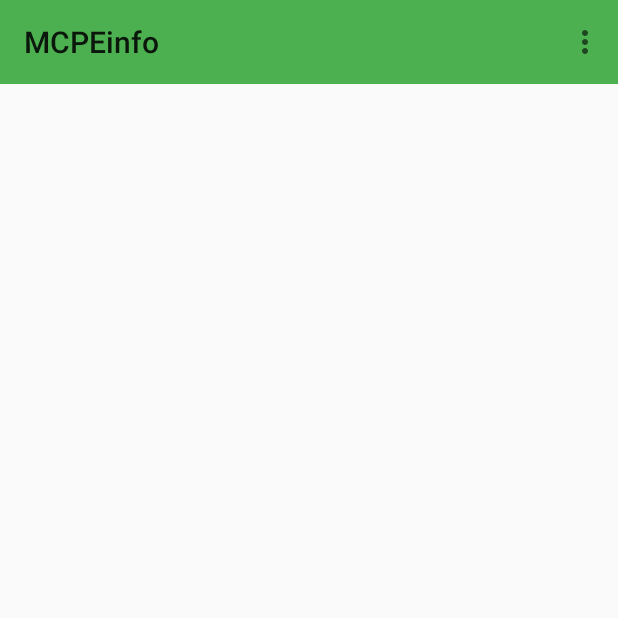
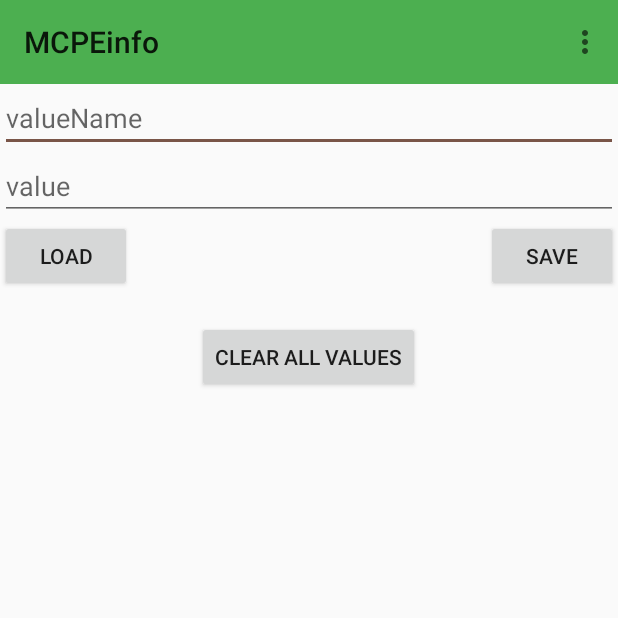
Before and after one commit to Bettehem/MCPEinfo, an Android app: the screen it shows after launch (MainActivity), on a phone screen of 412 x 824 dp, the top half of it. Run offline under Robolectric (Android 15) with nearby library versions, the phone set to English and light mode, and no system bars.

```diff
--- a/app/src/main/java/com/bettehem/mcpeinfo/MainActivity.java
+++ b/app/src/main/java/com/bettehem/mcpeinfo/MainActivity.java
@@ -22,11 +22,24 @@ import android.os.Bundle;
 import android.support.v7.widget.Toolbar;
 import android.view.Menu;
 import android.view.MenuItem;
+import android.view.View;
+import android.widget.Button;
+import android.widget.EditText;
+import android.widget.TextView;
+import android.widget.Toast;
 
 
 public class MainActivity extends ActionBarActivity {
 
     Toolbar toolbar;
+
+    //temporary values
+    SharedPreferencesSavingAndLoading.Saving saving;
+    SharedPreferencesSavingAndLoading.Loading loading;
+    SharedPreferencesSavingAndLoading.Deleting deleting;
+    TextView textView;
+    EditText valueNameInput, valueInput;
+    Button save, load, clear;
 
     @Override
     protected void onCreate(Bundle savedInstanceState) {
@@ -39,6 +52,46 @@ public class MainActivity extends ActionBarActivity {
 
     public void variables(){
         toolbars();
+
+        //temporary
+        temporaryVariables();
+    }
+
+    public void temporaryVariables(){
+        textView = (TextView) findViewById(R.id.textView);
+        valueNameInput = (EditText) findViewById(R.id.editText);
+        valueInput = (EditText) findViewById(R.id.editText2);
+        save = (Button) findViewById(R.id.button2);
+        load = (Button) findViewById(R.id.button);
+        clear = (Button) findViewById(R.id.button3);
+        save.setOnClickListener(new View.OnClickListener() {
+            @Override
+            public void onClick(View v) {
+                String valueName = valueNameInput.getText().toString();
+                String value = valueInput.getText().toString();
+                saving.saveString(getApplicationContext(), valueName, value);
+                Toast.makeText(getApplicationContext(), "Value has been saved!", Toast.LENGTH_SHORT).show();
+                textView.setText("");
+            }
+        });
+
+        load.setOnClickListener(new View.OnClickListener() {
+            @Override
+            public void onClick(View v) {
+                String valueName = valueNameInput.getText().toString();
+                String loadedValue;
+                loadedValue = loading.loadString(getApplicationContext(), valueName);
+                textView.setText(loadedValue);
+            }
+        });
+
+        clear.setOnClickListener(new View.OnClickListener() {
+            @Override
+            public void onClick(View v) {
+                deleting.deleteAllValues(getApplicationContext());
+                Toast.makeText(getApplicationContext(), "Values have been deleted!", Toast.LENGTH_SHORT).show();
+            }
+        });
     }
 
     public void toolbars(){
--- a/app/src/main/res/layout/activity_main.xml
+++ b/app/src/main/res/layout/activity_main.xml
@@ -25,4 +25,52 @@
     <include layout="@layout/app_bar"
         android:id="@+id/app_bar"/>
 
+    <EditText
+        android:layout_width="match_parent"
+        android:layout_height="wrap_content"
+        android:id="@+id/editText"
+        android:layout_below="@+id/app_bar"
+        android:layout_centerHorizontal="true"
+        android:hint="valueName"/>
+
+    <EditText
+        android:layout_width="match_parent"
+        android:layout_height="wrap_content"
+        android:id="@+id/editText2"
+        android:layout_below="@+id/editText"
+        android:layout_centerHorizontal="true"
+        android:hint="value"/>
+
+    <Button
+        android:layout_width="wrap_content"
+        android:layout_height="wrap_content"
+        android:text="Load"
+        android:id="@+id/button"
+        android:layout_below="@+id/editText2"
+        android:layout_alignParentStart="true" />
+
+    <Button
+        android:layout_width="wrap_content"
+        android:layout_height="wrap_content"
+        android:text="Save"
+        android:id="@+id/button2"
+        android:layout_below="@+id/editText2"
+        android:layout_alignParentEnd="true" />
+
+    <TextView
+        android:layout_width="wrap_content"
+        android:layout_height="wrap_content"
+        android:text=""
+        android:id="@+id/textView"
+        android:layout_below="@+id/button2"
+        android:layout_centerHorizontal="true"/>
+
+    <Button
+        android:layout_width="wrap_content"
+        android:layout_height="wrap_content"
+        android:text="Clear all values"
+        android:id="@+id/button3"
+        android:layout_below="@+id/textView"
+        android:layout_centerHorizontal="true" />
+
 </RelativeLayout>
```
Also changed, not shown: app/src/main/java/com/bettehem/mcpeinfo/SharedPreferencesSavingAndLoading.java (+33 -11 lines).
